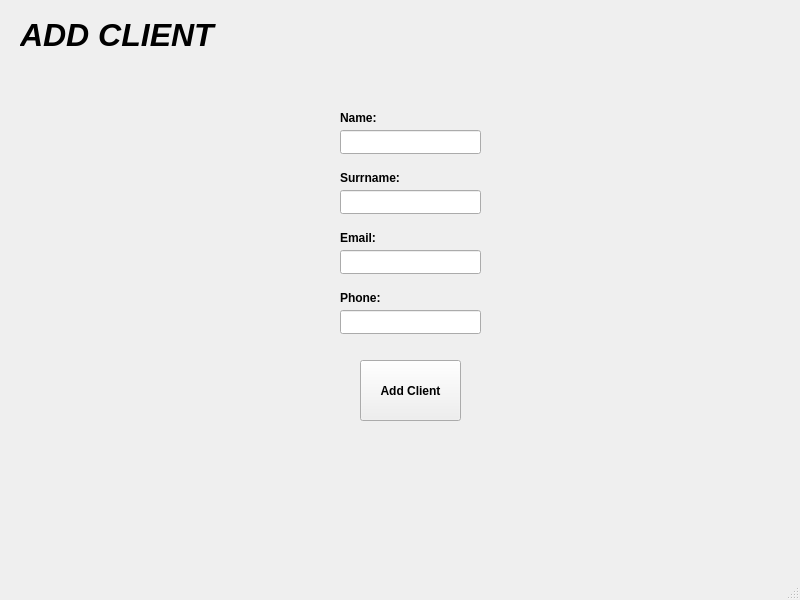
Above: addclient.ui from sluchson/Projekt-Studia-HotelSystem before the change. Below: the same form after it.
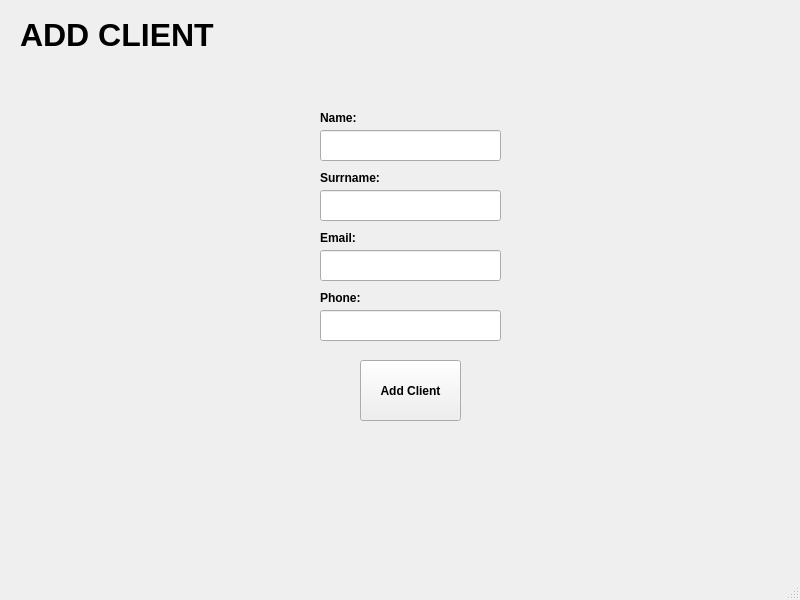
That is the form after the change.

```diff
--- a/addclient.ui
+++ b/addclient.ui
@@ -29,7 +29,7 @@
     <property name="font">
      <font>
       <pointsize>24</pointsize>
-      <italic>true</italic>
+      <italic>false</italic>
       <bold>true</bold>
       <underline>false</underline>
      </font>
@@ -44,7 +44,7 @@
    <widget class="QLabel" name="label">
     <property name="geometry">
      <rect>
-      <x>340</x>
+      <x>320</x>
       <y>110</y>
       <width>71</width>
       <height>16</height>
@@ -65,7 +65,7 @@
    <widget class="QLabel" name="label_2">
     <property name="geometry">
      <rect>
-      <x>340</x>
+      <x>320</x>
       <y>170</y>
       <width>81</width>
       <height>16</height>
@@ -86,17 +86,17 @@
    <widget class="QLineEdit" name="lastNameEdit">
     <property name="geometry">
      <rect>
-      <x>340</x>
+      <x>320</x>
       <y>190</y>
-      <width>141</width>
-      <height>24</height>
+      <width>181</width>
+      <height>31</height>
      </rect>
     </property>
    </widget>
    <widget class="QLabel" name="label_3">
     <property name="geometry">
      <rect>
-      <x>340</x>
+      <x>320</x>
       <y>230</y>
       <width>71</width>
       <height>16</height>
@@ -117,17 +117,17 @@
    <widget class="QLineEdit" name="emailEdit">
     <property name="geometry">
      <rect>
-      <x>340</x>
+      <x>320</x>
       <y>250</y>
-      <width>141</width>
-      <height>24</height>
+      <width>181</width>
+      <height>31</height>
      </rect>
     </property>
    </widget>
    <widget class="QLabel" name="label_4">
     <property name="geometry">
      <rect>
-      <x>340</x>
+      <x>320</x>
       <y>290</y>
       <width>71</width>
       <height>16</height>
@@ -148,10 +148,10 @@
    <widget class="QLineEdit" name="phoneEdit">
     <property name="geometry">
      <rect>
-      <x>340</x>
+      <x>320</x>
       <y>310</y>
-      <width>141</width>
-      <height>24</height>
+      <width>181</width>
+      <height>31</height>
      </rect>
     </property>
    </widget>
@@ -176,10 +176,10 @@
    <widget class="QLineEdit" name="firstNameEdit">
     <property name="geometry">
      <rect>
-      <x>340</x>
+      <x>320</x>
       <y>130</y>
-      <width>141</width>
-      <height>24</height>
+      <width>181</width>
+      <height>31</height>
      </rect>
     </property>
    </widget>
```
Left out of the diff: 2 changed lines with no effect on the pictures.
